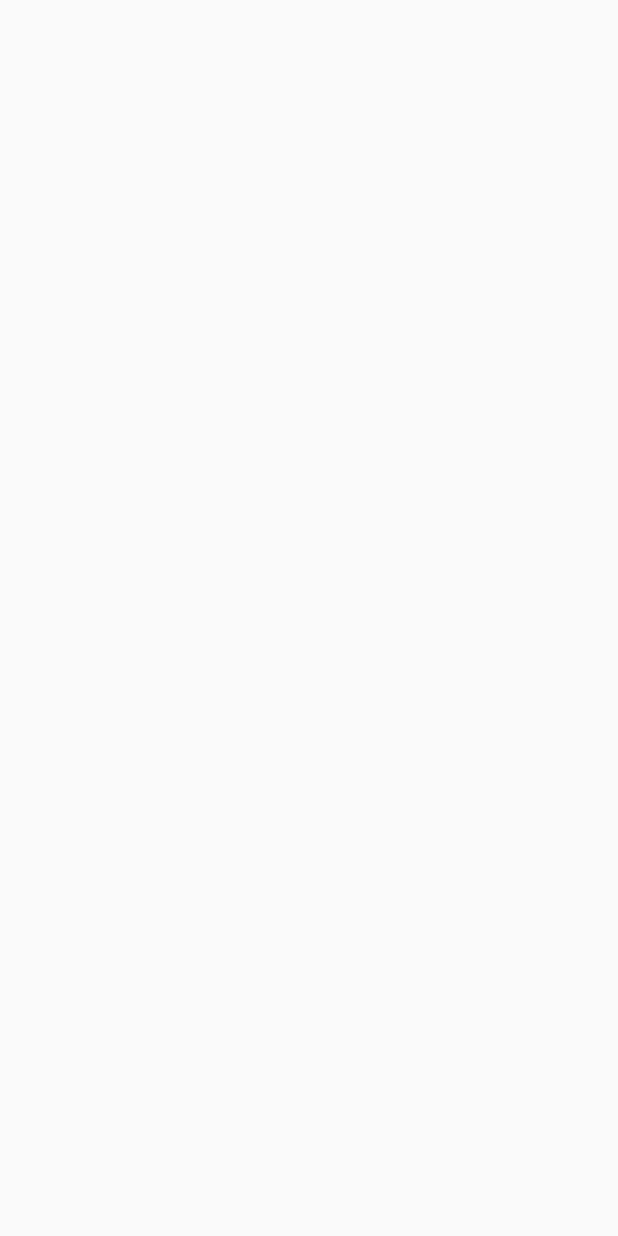
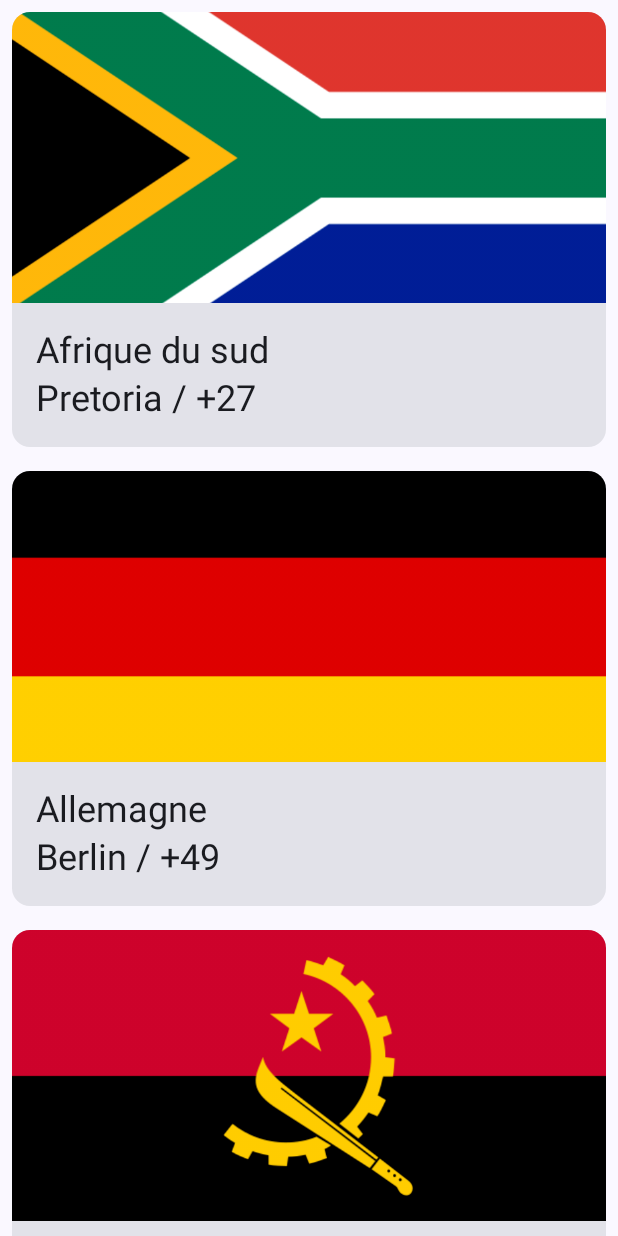
Before and after one commit to chris-mayamba/DrapeauApp, an Android app built with Jetpack Compose: the screen it shows after launch (MainActivity), on a phone screen of 412 x 824 dp. Before the commit the screen is empty. Run offline under Robolectric (Android 15) with nearby library versions, the light colour scheme and no system bars.

Commit message:
finalisation du projet

```diff
--- a/app/src/main/java/com/example/drapeau/MainActivity.kt
+++ b/app/src/main/java/com/example/drapeau/MainActivity.kt
@@ -5,25 +5,40 @@ import androidx.activity.ComponentActivity
 import androidx.activity.compose.setContent
 import androidx.activity.enableEdgeToEdge
 import androidx.compose.foundation.Image
+import androidx.compose.foundation.layout.Arrangement
 import androidx.compose.foundation.layout.Column
+import androidx.compose.foundation.layout.Row
+import androidx.compose.foundation.layout.WindowInsets
+import androidx.compose.foundation.layout.asPaddingValues
+import androidx.compose.foundation.layout.calculateEndPadding
+import androidx.compose.foundation.layout.calculateStartPadding
 import androidx.compose.foundation.layout.fillMaxSize
+import androidx.compose.foundation.layout.fillMaxWidth
 import androidx.compose.foundation.layout.height
 import androidx.compose.foundation.layout.padding
+import androidx.compose.foundation.layout.safeDrawing
+import androidx.compose.foundation.layout.statusBarsPadding
 import androidx.compose.foundation.lazy.LazyColumn
 import androidx.compose.foundation.lazy.items
 import androidx.compose.material3.Card
+import androidx.compose.material3.CardDefaults
 import androidx.compose.material3.MaterialTheme
 import androidx.compose.material3.Scaffold
+import androidx.compose.material3.Surface
 import androidx.compose.material3.Text
 import androidx.compose.runtime.Composable
+import androidx.compose.ui.Alignment
 import androidx.compose.ui.Modifier
 import androidx.compose.ui.input.pointer.motionEventSpy
 import androidx.compose.ui.layout.ContentScale
 import androidx.compose.ui.platform.LocalContext
+import androidx.compose.ui.platform.LocalLayoutDirection
 import androidx.compose.ui.res.painterResource
 import androidx.compose.ui.res.stringResource
+import androidx.compose.ui.text.style.TextAlign
 import androidx.compose.ui.tooling.preview.Preview
 import androidx.compose.ui.unit.dp
+import com.example.drapeau.data.Datasource
 import com.example.drapeau.model.Drapeau
 import com.example.drapeau.ui.theme.DrapeauTheme
 
@@ -41,7 +56,21 @@ class MainActivity : ComponentActivity() {
 
 @Composable
 fun DrapeauApp(){
+    val layoutDirection = LocalLayoutDirection.current
+    Surface(
+        modifier = Modifier
+        .fillMaxSize()
+        .statusBarsPadding()
+        .padding(
+            start = WindowInsets.safeDrawing.asPaddingValues().calculateStartPadding(layoutDirection),
+            end = WindowInsets.safeDrawing.asPaddingValues().calculateEndPadding(layoutDirection),
+        ),
+    ) {
+        DrapeauList(
+            drapeauList = Datasource().loadDrapeau(),
+        )
 
+    }
 }
 
 
@@ -66,7 +95,7 @@ fun DrapeauList(drapeauList : List<Drapeau>, modifier: Modifier = Modifier){
 
 @Composable
 fun DrapeauCard(drapeau: Drapeau, modifier: Modifier = Modifier) {
-    Card (modifier = modifier){
+    Card(modifier = modifier){
         Column{
             Image(
                 painter = painterResource(drapeau.imageResourceID),
--- a/app/src/main/res/values/strings.xml
+++ b/app/src/main/res/values/strings.xml
@@ -1,23 +1,23 @@
 <resources>
     <string name="app_name">Drapeau</string>
-    <string name="pays1">Afrique du sud</string>
-    <string name="pays2">Allemagne</string>
-    <string name="pays3">Angola</string>
-    <string name="pays4">Congo RDC</string>
-    <string name="pays5">Brésil</string>
-    <string name="pays6">Bulgarie</string>
-    <string name="pays7">Cameroun</string>
-    <string name="pays8">Canada</string>
-    <string name="pays9">Etats Unis d\'amerique</string>
-    <string name="pays10">Gabon</string>
-    <string name="pays11">Ghana</string>
-    <string name="pays12">Japon</string>
-    <string name="pays13">Kenya</string>
-    <string name="pays14">Mali</string>
-    <string name="pays15">Maroc</string>
-    <string name="pays16">Namibie</string>
-    <string name="pays17">Perou</string>
-    <string name="pays18">Portugal</string>
-    <string name="pays19">Roumanie</string>
-    <string name="pays20">Senegal</string>
+    <string name="pays1">Afrique du sud \nPretoria / +27</string>
+    <string name="pays2">Allemagne \nBerlin / +49</string>
+    <string name="pays3">Angola \nLuanda / +244</string>
+    <string name="pays4">Congo RDC \nKinshasa / +243</string>
+    <string name="pays5">Brésil \nBrasilia / +55</string>
+    <string name="pays6">Bulgarie \nSofia / +359</string>
+    <string name="pays7">Cameroun \nYaoundé / +237</string>
+    <string name="pays8">Canada \nOttawa / +1</string>
+    <string name="pays9">Etats Unis d\'amerique \nWashington D.C / +1</string>
+    <string name="pays10">Gabon \nLibreville / +241</string>
+    <string name="pays11">Ghana \nAccra /+233</string>
+    <string name="pays12">Japon \nTokyo / +81</string>
+    <string name="pays13">Kenya \nNairobi / +254</string>
+    <string name="pays14">Mali \nBamako / +223</string>
+    <string name="pays15">Maroc \nRabat / +212</string>
+    <string name="pays16">Namibie \nWindhoek / +264</string>
+    <string name="pays17">Perou \nLima / +51</string>
+    <string name="pays18">Portugal \nLisbonne / +351</string>
+    <string name="pays19">Roumanie \nBucarest / +40</string>
+    <string name="pays20">Senegal \nDakar / +221</string>
 </resources>
```
